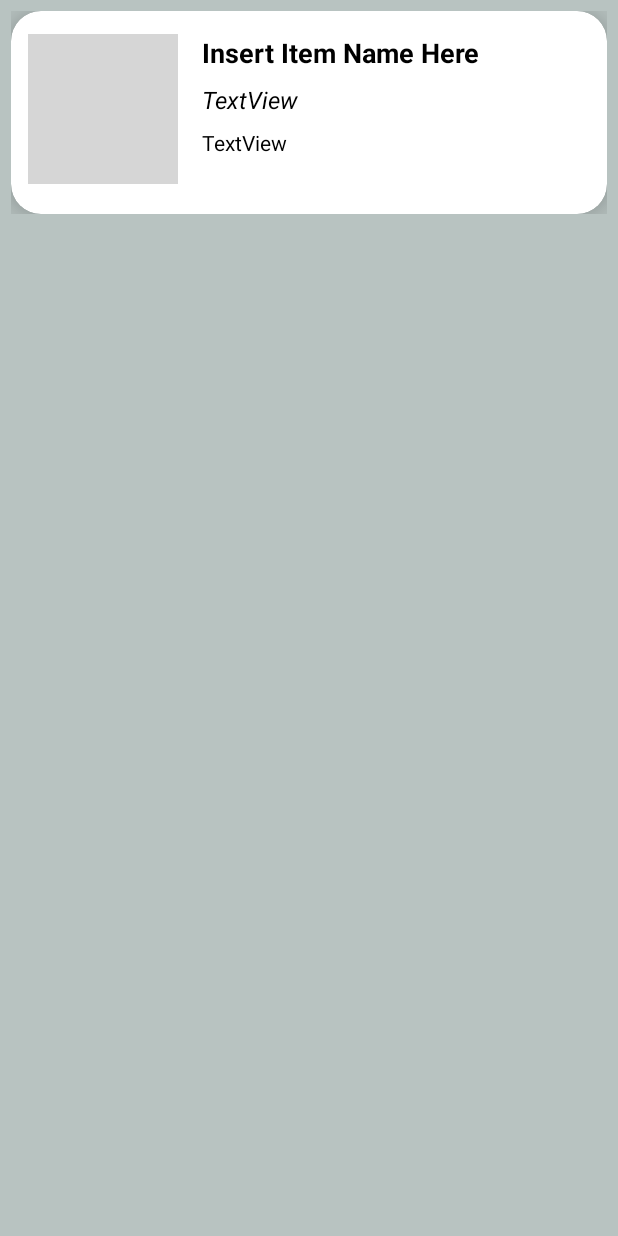
After one commit to Promethevs18/Item_Borrowing_System, an Android app: the layout client_ui_tool_list.xml on its own in the app's theme, with its tools: preview values and no code run, on a phone screen of 412 x 824 dp. The commit adds this screen. Run offline under Robolectric (Android 15) with nearby library versions, the phone set to English and light mode, and no system bars; grey boxes are pictures that could not be loaded.

Commit message:
committed as of 5/7 21-12

```diff
--- a/app/build.gradle
+++ b/app/build.gradle
@@ -82,9 +82,14 @@ dependencies {
     implementation libs.firebase.firestore
     implementation libs.firebase.auth
 
+    implementation libs.firebase.ui.firestore
+
 //       Google Sign-In related
     implementation libs.credentials
     implementation libs.credentials.play.services.auth
     implementation libs.googleid
     implementation libs.play.services.auth
+
+//    Picasso
+    implementation libs.picasso
 }
--- /dev/null
+++ b/app/src/main/res/layout/client_ui_tool_list.xml
@@ -0,0 +1,74 @@
+<?xml version="1.0" encoding="utf-8"?>
+<androidx.constraintlayout.widget.ConstraintLayout xmlns:android="http://schemas.android.com/apk/res/android"
+    xmlns:app="http://schemas.android.com/apk/res-auto"
+    xmlns:tools="http://schemas.android.com/tools"
+    android:layout_width="match_parent"
+    android:layout_height="150dp"
+    android:padding="7dp">
+
+    <androidx.cardview.widget.CardView
+        android:layout_width="match_parent"
+        android:layout_height="0dp"
+        app:cardCornerRadius="20dp"
+        app:cardElevation="15dp"
+        app:layout_constraintBottom_toBottomOf="parent"
+        app:layout_constraintEnd_toEndOf="parent"
+        app:layout_constraintStart_toStartOf="parent"
+        app:layout_constraintTop_toTopOf="parent">
+
+        <androidx.constraintlayout.widget.ConstraintLayout
+            android:layout_width="match_parent"
+            android:layout_height="match_parent"
+            android:padding="3dp">
+
+            <ImageView
+                android:id="@+id/itemImage"
+                android:layout_width="100dp"
+                android:layout_height="100dp"
+                android:layout_marginStart="8dp"
+                android:layout_marginTop="12dp"
+                app:layout_constraintStart_toStartOf="parent"
+                app:layout_constraintTop_toTopOf="parent"
+                tools:srcCompat="@tools:sample/avatars" />
+
+            <TextView
+                android:id="@+id/assetName"
+                android:layout_width="wrap_content"
+                android:layout_height="wrap_content"
+                android:layout_marginStart="16dp"
+                android:text="Insert Item Name Here"
+                android:textSize="18sp"
+                android:textStyle="bold"
+                app:layout_constraintStart_toEndOf="@+id/itemImage"
+                app:layout_constraintTop_toTopOf="@+id/itemImage" />
+
+            <TextView
+                android:id="@+id/brandModel"
+                android:layout_width="wrap_content"
+                android:layout_height="wrap_content"
+                android:layout_marginTop="8dp"
+                android:text="TextView"
+                android:textSize="16sp"
+                android:textStyle="italic"
+                app:layout_constraintStart_toStartOf="@+id/assetName"
+                app:layout_constraintTop_toBottomOf="@+id/assetName" />
+
+            <TextView
+                android:id="@+id/genDesc"
+                android:layout_width="0dp"
+                android:layout_height="wrap_content"
+                android:layout_marginTop="8dp"
+                android:text="TextView"
+                app:layout_constraintEnd_toStartOf="@+id/guideline"
+                app:layout_constraintStart_toStartOf="@+id/brandModel"
+                app:layout_constraintTop_toBottomOf="@+id/brandModel" />
+
+            <androidx.constraintlayout.widget.Guideline
+                android:id="@+id/guideline"
+                android:layout_width="wrap_content"
+                android:layout_height="wrap_content"
+                android:orientation="vertical"
+                app:layout_constraintGuide_end="35dp" />
+        </androidx.constraintlayout.widget.ConstraintLayout>
+    </androidx.cardview.widget.CardView>
+</androidx.constraintlayout.widget.ConstraintLayout>
--- a/app/src/main/res/values-night/themes.xml
+++ b/app/src/main/res/values-night/themes.xml
@@ -7,6 +7,7 @@
 
         <item name="colorPrimary">@color/generalWhenDark</item>
 
+        <item name="CustomBackground">@color/tintWhenDark</item>
     </style>
 
 
--- a/app/src/main/res/values/attrs.xml
+++ b/app/src/main/res/values/attrs.xml
@@ -1,5 +1,4 @@
 <?xml version="1.0" encoding="utf-8"?>
 <resources>
-
-
+    <attr name="CustomBackground" format="reference"/>
 </resources>
--- a/app/src/main/res/values/colors.xml
+++ b/app/src/main/res/values/colors.xml
@@ -12,4 +12,5 @@
     <color  name="generalWhenLight">#970000</color>
     <color  name="generalWhenDark">#D8D438</color>
 
+    <color name="tintWhenDark">#a46517</color>
 </resources>
--- a/gradle/libs.versions.toml
+++ b/gradle/libs.versions.toml
@@ -1,7 +1,8 @@
 [versions]
-agp = "8.3.2"
+agp = "8.4.0"
 credentials = "1.2.2"
 firebaseBom = "32.8.1"
+firebaseUiFirestore = "8.0.2"
 googleid = "1.1.0"
 junit = "4.13.2"
 junitVersion = "1.1.5"
@@ -13,12 +14,14 @@ constraintlayout = "2.1.4"
 googleServices = "4.4.1"
 firebaseFirestore = "24.11.1"
 firebaseAuth = "22.3.1"
+picasso = "2.8"
 playServicesAuth = "21.1.0"
 
 [libraries]
 credentials = { module = "androidx.credentials:credentials", version.ref = "credentials" }
 credentials-play-services-auth = { module = "androidx.credentials:credentials-play-services-auth", version.ref = "credentials" }
 firebase-bom = { module = "com.google.firebase:firebase-bom", version.ref = "firebaseBom" }
+firebase-ui-firestore = { module = "com.firebaseui:firebase-ui-firestore", version.ref = "firebaseUiFirestore" }
 googleid = { module = "com.google.android.libraries.identity.googleid:googleid", version.ref = "googleid" }
 junit = { group = "junit", name = "junit", version.ref = "junit" }
 ext-junit = { group = "androidx.test.ext", name = "junit", version.ref = "junitVersion" }
@@ -30,6 +33,7 @@ constraintlayout = { group = "androidx.constraintlayout", name = "constraintlayo
 google-services = { group = "com.google.gms", name = "google-services", version.ref = "googleServices" }
 firebase-firestore = { group = "com.google.firebase", name = "firebase-firestore", version.ref = "firebaseFirestore" }
 firebase-auth = { group = "com.google.firebase", name = "firebase-auth", version.ref = "firebaseAuth" }
+picasso = { module = "com.squareup.picasso:picasso", version.ref = "picasso" }
 play-services-auth = { module = "com.google.android.gms:play-services-auth", version.ref = "playServicesAuth" }
 
 [plugins]
```
Also changed, not shown: app/src/main/java/com/item/borrowing/client/Adapters/itemsAdapter.java (added, +55 -0 lines), app/src/main/java/com/item/borrowing/client/Models/itemsModels.java (added, +65 -0 lines), app/src/main/res/layout/activity_client_ui.xml (+2 -12 lines), gradle/wrapper/gradle-wrapper.properties.
